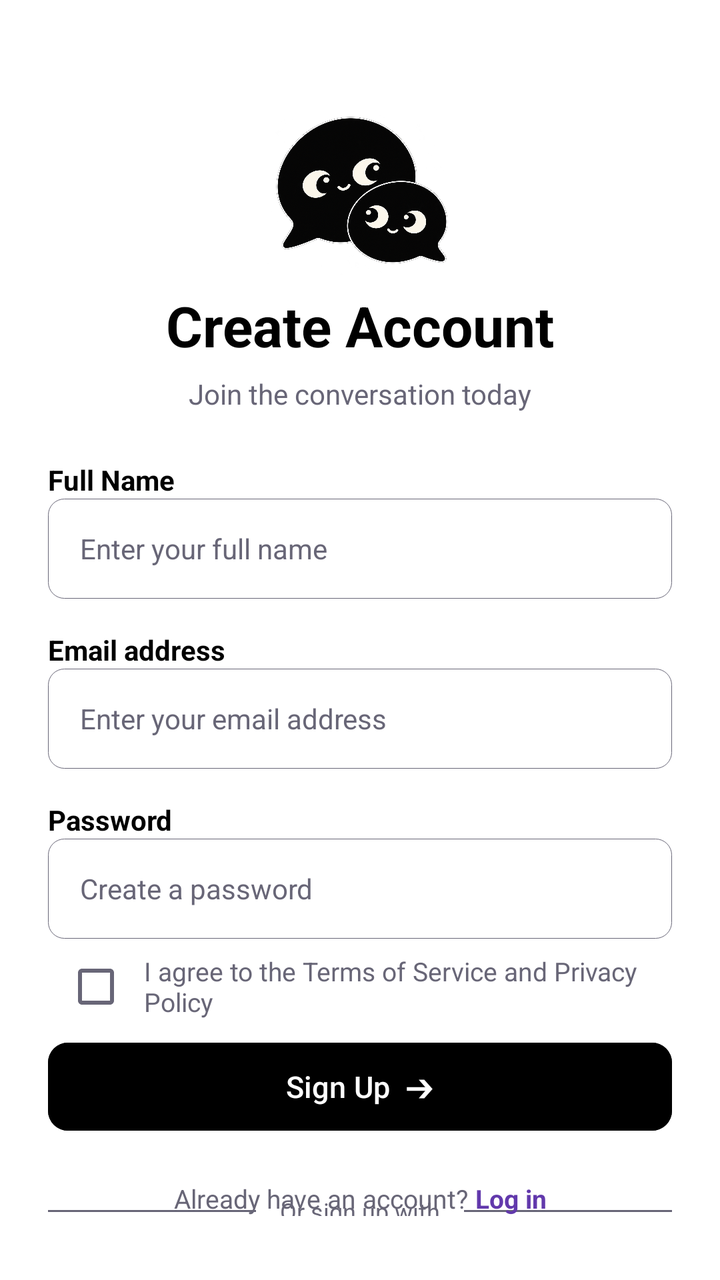
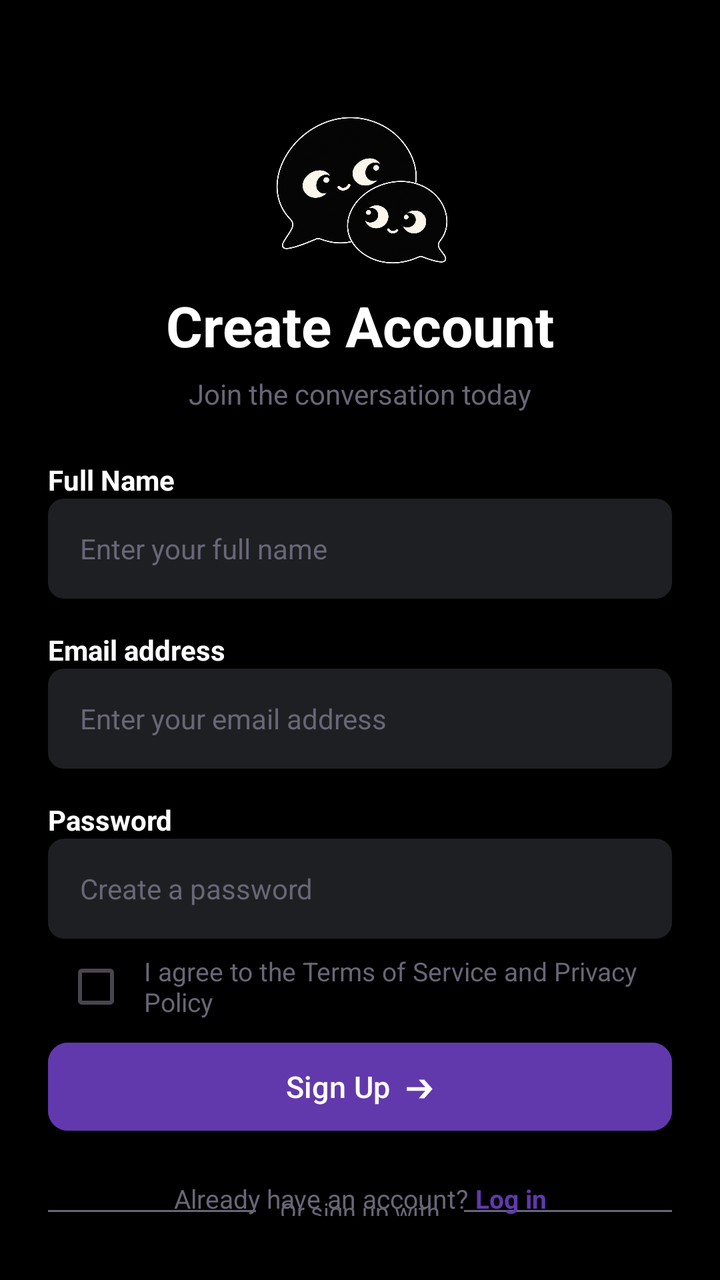

Two renders of the same Android screen: before a commit and after it. Below are the layout's source before the change and the commit's diff.
<!-- AndroidManifest.xml: application theme Theme.Yappy -->
<!-- res/layout/activity_sign_up.xml -->
<?xml version="1.0" encoding="utf-8"?>
<androidx.constraintlayout.widget.ConstraintLayout xmlns:android="http://schemas.android.com/apk/res/android"
    xmlns:app="http://schemas.android.com/apk/res-auto"
    xmlns:tools="http://schemas.android.com/tools"
    android:layout_width="match_parent"
    android:layout_height="match_parent"
    android:background="@color/white"
    android:paddingHorizontal="24dp"
    android:paddingVertical="32dp">

    <ImageView
        android:id="@+id/ivLogo"
        android:layout_width="96dp"
        android:layout_height="96dp"
        android:layout_marginTop="16dp"
        android:contentDescription="App Logo"
        android:src="@drawable/logo"
        app:layout_constraintEnd_toEndOf="parent"
        app:layout_constraintStart_toStartOf="parent"
        app:layout_constraintTop_toTopOf="parent" />

    <TextView
        android:id="@+id/tvTitle"
        android:layout_width="wrap_content"
        android:layout_height="wrap_content"
        android:text="Create Account"
        android:textColor="@color/black"
        android:textSize="28sp"
        android:textStyle="bold"
        app:layout_constraintEnd_toEndOf="parent"
        app:layout_constraintStart_toStartOf="parent"
        app:layout_constraintTop_toBottomOf="@id/ivLogo" />

    <TextView
        android:id="@+id/tvSubtitle"
        android:layout_width="wrap_content"
        android:layout_height="wrap_content"
        android:layout_marginTop="6dp"
        android:text="Join the conversation today"
        android:textColor="@color/text"
        android:textSize="14sp"
        app:layout_constraintEnd_toEndOf="parent"
        app:layout_constraintStart_toStartOf="parent"
        app:layout_constraintTop_toBottomOf="@id/tvTitle" />

    <TextView
        android:id="@+id/tvFullNameLabel"
        android:layout_width="wrap_content"
        android:layout_height="wrap_content"
        android:layout_marginTop="24dp"
        android:text="Full Name"
        android:textColor="@color/black"
        android:textSize="14sp"
        android:textStyle="bold"
        app:layout_constraintStart_toStartOf="parent"
        app:layout_constraintTop_toBottomOf="@id/tvSubtitle" />

    <EditText
        android:id="@+id/etFullName"
        android:layout_width="match_parent"
        android:layout_height="50dp"
        android:background="@drawable/input_box"
        android:hint="Enter your full name"
        android:inputType="textPersonName"
        android:paddingHorizontal="16dp"
        android:textColor="@color/black"
        android:textColorHint="@color/text"
        android:textSize="14sp"
        app:layout_constraintTop_toBottomOf="@id/tvFullNameLabel" />

    <TextView
        android:id="@+id/tvEmailLabel"
        android:layout_width="wrap_content"
        android:layout_height="wrap_content"
        android:layout_marginTop="16dp"
        android:text="Email address"
        android:textColor="@color/black"
        android:textSize="14sp"
        android:textStyle="bold"
        app:layout_constraintStart_toStartOf="parent"
        app:layout_constraintTop_toBottomOf="@id/etFullName" />

    <EditText
        android:id="@+id/etEmail"
        android:layout_width="match_parent"
        android:layout_height="50dp"
        android:background="@drawable/input_box"
        android:hint="Enter your email address"
        android:inputType="textEmailAddress"
        android:paddingHorizontal="16dp"
        android:textColor="@color/black"
        android:textColorHint="@color/text"
        android:textSize="14sp"
        app:layout_constraintTop_toBottomOf="@id/tvEmailLabel" />

    <TextView
        android:id="@+id/tvPasswordLabel"
        android:layout_width="wrap_content"
        android:layout_height="wrap_content"
        android:layout_marginTop="16dp"
        android:text="Password"
        android:textColor="@color/black"
        android:textSize="14sp"
        android:textStyle="bold"
        app:layout_constraintStart_toStartOf="parent"
        app:layout_constraintTop_toBottomOf="@id/etEmail" />

    <EditText
        android:id="@+id/etPassword"
        android:layout_width="match_parent"
        android:layout_height="50dp"
        android:background="@drawable/input_box"
        android:hint="Create a password"
        android:inputType="textPassword"
        android:paddingHorizontal="16dp"
        android:textColor="@color/black"
        android:textColorHint="@color/text"
        android:textSize="14sp"
        app:layout_constraintTop_toBottomOf="@id/tvPasswordLabel" />

    <LinearLayout
        android:id="@+id/llTerms"
        android:layout_width="0dp"
        android:layout_height="wrap_content"
        android:gravity="center_vertical"
        android:orientation="horizontal"
        app:layout_constraintEnd_toEndOf="parent"
        app:layout_constraintStart_toStartOf="parent"
        app:layout_constraintTop_toBottomOf="@id/etPassword">

        <CheckBox
            android:id="@+id/cbTerms"
            android:layout_width="wrap_content"
            android:layout_height="wrap_content"
            android:buttonTint="@color/text" />

        <TextView
            android:id="@+id/tvTerms"
            android:layout_width="wrap_content"
            android:layout_height="wrap_content"
            android:text="I agree to the Terms of Service and Privacy Policy"
            android:textColor="@color/text"
            android:textSize="13sp" />
    </LinearLayout>

    <com.google.android.material.button.MaterialButton
        android:id="@+id/btnSignUp"
        android:layout_width="match_parent"
        android:layout_height="52dp"
        android:backgroundTint="@color/black"
        android:text="Sign Up  ➔"
        android:textAllCaps="false"
        android:textColor="@color/white"
        android:textSize="15sp"
        app:cornerRadius="10dp"
        app:layout_constraintTop_toBottomOf="@id/llTerms" />

    <View
        android:id="@+id/dividerLeft"
        android:layout_width="0dp"
        android:layout_height="1dp"
        android:layout_marginEnd="12dp"
        android:background="@color/text"
        app:layout_constraintBottom_toBottomOf="@id/tvOrContinue"
        app:layout_constraintEnd_toStartOf="@id/tvOrContinue"
        app:layout_constraintStart_toStartOf="parent"
        app:layout_constraintTop_toTopOf="@id/tvOrContinue" />

    <TextView
        android:id="@+id/tvOrContinue"
        android:layout_width="wrap_content"
        android:layout_height="wrap_content"
        android:layout_marginTop="28dp"
        android:text="Or sign up with"
        android:textColor="@color/text"
        android:textSize="12sp"
        app:layout_constraintEnd_toEndOf="parent"
        app:layout_constraintStart_toStartOf="parent"
        app:layout_constraintTop_toBottomOf="@id/btnSignUp" />

    <View
        android:id="@+id/dividerRight"
        android:layout_width="0dp"
        android:layout_height="1dp"
        android:layout_marginStart="12dp"
        android:background="@color/text"
        app:layout_constraintBottom_toBottomOf="@id/tvOrContinue"
        app:layout_constraintEnd_toEndOf="parent"
        app:layout_constraintStart_toEndOf="@id/tvOrContinue"
        app:layout_constraintTop_toTopOf="@id/tvOrContinue" />

    <LinearLayout
        android:id="@+id/llSocialButtons"
        android:layout_width="wrap_content"
        android:layout_height="wrap_content"
        android:layout_marginTop="16dp"
        android:gravity="center"
        android:orientation="horizontal"
        app:layout_constraintEnd_toEndOf="parent"
        app:layout_constraintStart_toStartOf="parent"
        app:layout_constraintTop_toBottomOf="@id/tvOrContinue">

        <ImageView
            android:id="@+id/btnGoogle"
            android:layout_width="44dp"
            android:layout_height="44dp"
            android:layout_marginEnd="14dp"
            android:background="@drawable/bg_circle_button"
            android:contentDescription="Sign up with Google"
            android:elevation="1dp"
            android:padding="10dp"
            android:src="@drawable/google_icon" />

        <ImageView
            android:id="@+id/btnApple"
            android:layout_width="44dp"
            android:layout_height="44dp"
            android:layout_marginStart="14dp"
            android:background="@drawable/bg_circle_button"
            android:contentDescription="Sign up with Apple"
            android:elevation="1dp"
            android:padding="10dp"
            android:src="@drawable/iphone_icon" />
    </LinearLayout>

    <LinearLayout
        android:layout_width="wrap_content"
        android:layout_height="wrap_content"
        android:gravity="center"
        android:orientation="horizontal"
        app:layout_constraintBottom_toBottomOf="parent"
        app:layout_constraintEnd_toEndOf="parent"
        app:layout_constraintStart_toStartOf="parent">

        <TextView
            android:layout_width="wrap_content"
            android:layout_height="wrap_content"
            android:text="Already have an account? "
            android:textColor="@color/text"
            android:textSize="13sp" />

        <TextView
            android:id="@+id/login"
            android:layout_width="wrap_content"
            android:layout_height="wrap_content"
            android:text="Log in"
            android:textColor="@color/purple"
            android:textSize="13sp"
            android:textStyle="bold" />
    </LinearLayout>

</androidx.constraintlayout.widget.ConstraintLayout>
<!-- resources referenced by this layout -->
<resources>
  <color name="black">#FF000000</color>
  <color name="purple">#6239AC</color>
  <color name="text">#686677</color>
  <color name="white">#FFFFFFFF</color>
  <!-- drawable bg_circle_button (drawable) -->
  <?xml version="1.0" encoding="utf-8"?>
  <shape xmlns:android="http://schemas.android.com/apk/res/android"
      android:shape="oval">
      <solid android:color="#FFFFFF" />
      <stroke
          android:width="1dp"
          android:color="#E0E0E0" />
  </shape>
  <!-- drawable google_icon: png bitmap (drawable, 2751 bytes) -->
  <!-- drawable input_box (drawable) -->
  <?xml version="1.0" encoding="utf-8"?>
  <shape xmlns:android="http://schemas.android.com/apk/res/android"
      android:shape="rectangle">
  
      <solid android:color="@color/white" />
  
      <stroke
          android:width="0.41dp"
          android:color="@color/text" />
  
      <corners android:radius="8dp" />
  
  </shape>
  <!-- drawable iphone_icon: png bitmap (drawable, 1415 bytes) -->
  <!-- drawable logo: png bitmap (drawable, 888355 bytes) -->
  <style name="Theme.Yappy" parent="Base.Theme.Yappy" />
  <style name="Base.Theme.Yappy" parent="Theme.Material3.DayNight.NoActionBar">
          
          
      </style>
</resources>

<!-- the commit's change to res/layout/activity_sign_up.xml (unified diff, before → after) -->
@@ -4,7 +4,7 @@
     xmlns:tools="http://schemas.android.com/tools"
     android:layout_width="match_parent"
     android:layout_height="match_parent"
-    android:background="@color/white"
+    android:background="@color/black"
     android:paddingHorizontal="24dp"
     android:paddingVertical="32dp">
 
@@ -24,7 +24,7 @@
         android:layout_width="wrap_content"
         android:layout_height="wrap_content"
         android:text="Create Account"
-        android:textColor="@color/black"
+        android:textColor="@color/white"
         android:textSize="28sp"
         android:textStyle="bold"
         app:layout_constraintEnd_toEndOf="parent"
@@ -49,7 +49,7 @@
         android:layout_height="wrap_content"
         android:layout_marginTop="24dp"
         android:text="Full Name"
-        android:textColor="@color/black"
+        android:textColor="@color/white"
         android:textSize="14sp"
         android:textStyle="bold"
         app:layout_constraintStart_toStartOf="parent"
@@ -59,11 +59,11 @@
         android:id="@+id/etFullName"
         android:layout_width="match_parent"
         android:layout_height="50dp"
-        android:background="@drawable/input_box"
+        android:background="@drawable/input_box_2"
         android:hint="Enter your full name"
         android:inputType="textPersonName"
         android:paddingHorizontal="16dp"
-        android:textColor="@color/black"
+        android:textColor="@color/white"
         android:textColorHint="@color/text"
         android:textSize="14sp"
         app:layout_constraintTop_toBottomOf="@id/tvFullNameLabel" />
@@ -74,7 +74,7 @@
         android:layout_height="wrap_content"
         android:layout_marginTop="16dp"
         android:text="Email address"
-        android:textColor="@color/black"
+        android:textColor="@color/white"
         android:textSize="14sp"
         android:textStyle="bold"
         app:layout_constraintStart_toStartOf="parent"
@@ -84,11 +84,11 @@
         android:id="@+id/etEmail"
         android:layout_width="match_parent"
         android:layout_height="50dp"
-        android:background="@drawable/input_box"
+        android:background="@drawable/input_box_2"
         android:hint="Enter your email address"
         android:inputType="textEmailAddress"
         android:paddingHorizontal="16dp"
-        android:textColor="@color/black"
+        android:textColor="@color/white"
         android:textColorHint="@color/text"
         android:textSize="14sp"
         app:layout_constraintTop_toBottomOf="@id/tvEmailLabel" />
@@ -99,7 +99,7 @@
         android:layout_height="wrap_content"
         android:layout_marginTop="16dp"
         android:text="Password"
-        android:textColor="@color/black"
+        android:textColor="@color/white"
         android:textSize="14sp"
         android:textStyle="bold"
         app:layout_constraintStart_toStartOf="parent"
@@ -109,11 +109,11 @@
         android:id="@+id/etPassword"
         android:layout_width="match_parent"
         android:layout_height="50dp"
-        android:background="@drawable/input_box"
+        android:background="@drawable/input_box_2"
         android:hint="Create a password"
         android:inputType="textPassword"
         android:paddingHorizontal="16dp"
-        android:textColor="@color/black"
+        android:textColor="@color/white"
         android:textColorHint="@color/text"
         android:textSize="14sp"
         app:layout_constraintTop_toBottomOf="@id/tvPasswordLabel" />
@@ -131,8 +131,7 @@
         <CheckBox
             android:id="@+id/cbTerms"
             android:layout_width="wrap_content"
-            android:layout_height="wrap_content"
-            android:buttonTint="@color/text" />
+            android:layout_height="wrap_content"/>
 
         <TextView
             android:id="@+id/tvTerms"
@@ -147,7 +146,7 @@
         android:id="@+id/btnSignUp"
         android:layout_width="match_parent"
         android:layout_height="52dp"
-        android:backgroundTint="@color/black"
+        android:backgroundTint="@color/purple"
         android:text="Sign Up  ➔"
         android:textAllCaps="false"
         android:textColor="@color/white"
<!-- resource entries referenced after the edit -->
@@ -14,19 +14,12 @@
           android:color="#E0E0E0" />
   </shape>
   <!-- drawable google_icon: png bitmap (drawable, 2751 bytes) -->
-  <!-- drawable input_box (drawable) -->
+  <!-- drawable input_box_2 (drawable) -->
   <?xml version="1.0" encoding="utf-8"?>
   <shape xmlns:android="http://schemas.android.com/apk/res/android"
       android:shape="rectangle">
-  
-      <solid android:color="@color/white" />
-  
-      <stroke
-          android:width="0.41dp"
-          android:color="@color/text" />
-  
+      <solid android:color="#1E1F22" />
       <corners android:radius="8dp" />
-  
   </shape>
   <!-- drawable iphone_icon: png bitmap (drawable, 1415 bytes) -->
   <!-- drawable logo: png bitmap (drawable, 888355 bytes) -->
